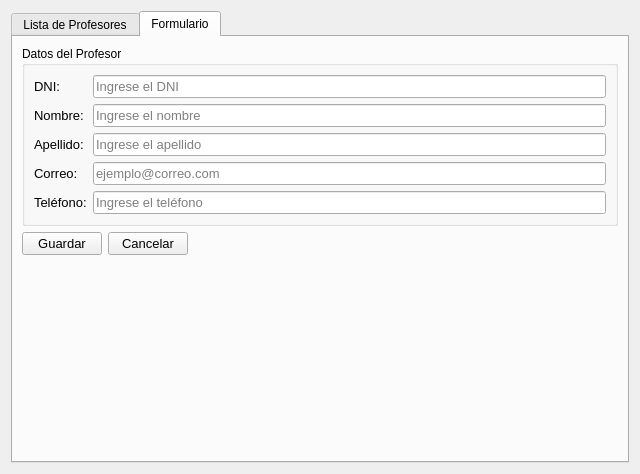
Qt form ui/profesores.ui (Luis-hub-sourse/PROYECTO-MASIVO-TEST) before a commit.
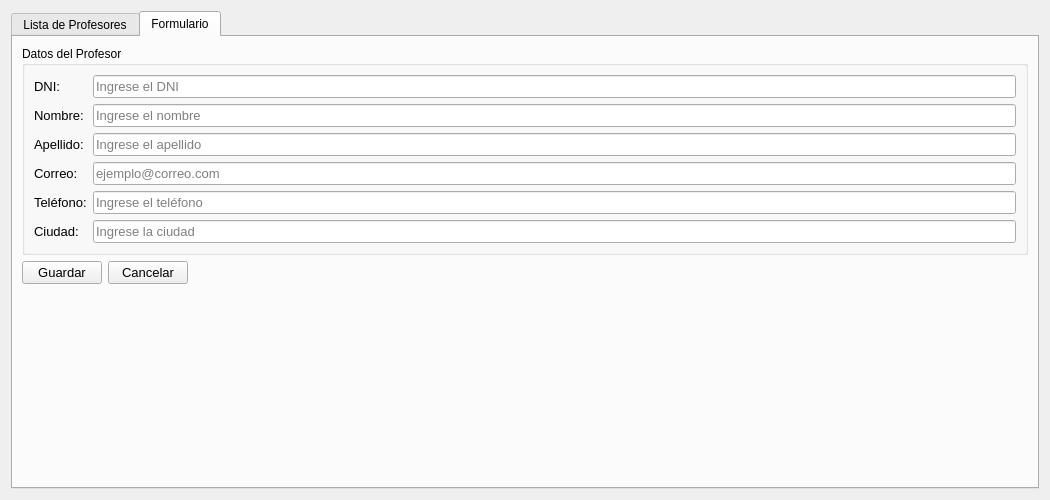
The same form after that commit. The open tabs and pages were chosen to show the change.

The edit to the form file:
```diff
--- a/ui/profesores.ui
+++ b/ui/profesores.ui
@@ -6,8 +6,8 @@
    <rect>
     <x>0</x>
     <y>0</y>
-    <width>640</width>
-    <height>474</height>
+    <width>1050</width>
+    <height>500</height>
    </rect>
   </property>
   <property name="minimumSize">
@@ -66,6 +66,11 @@
            <string>Teléfono</string>
           </property>
          </column>
+         <column>
+          <property name="text">
+           <string>Ciudad</string>
+          </property>
+         </column>
         </widget>
        </item>
        <item>
@@ -227,7 +232,7 @@
             </property>
            </widget>
           </item>
-          <item row="4" column="0">
+          <item row="5" column="0">
            <widget class="QLabel" name="label_5">
             <property name="font">
              <font>
@@ -235,7 +240,19 @@
              </font>
             </property>
             <property name="text">
-             <string>Teléfono:</string>
+             <string>Ciudad:</string>
+            </property>
+           </widget>
+          </item>
+          <item row="5" column="1">
+           <widget class="QLineEdit" name="txtCiudad">
+            <property name="font">
+             <font>
+              <pointsize>10</pointsize>
+             </font>
+            </property>
+            <property name="placeholderText">
+             <string>Ingrese la ciudad</string>
             </property>
            </widget>
           </item>
@@ -246,11 +263,26 @@
               <pointsize>10</pointsize>
              </font>
             </property>
+            <property name="readOnly">
+             <bool>false</bool>
+            </property>
             <property name="placeholderText">
              <string>Ingrese el teléfono</string>
             </property>
            </widget>
           </item>
+          <item row="4" column="0">
+           <widget class="QLabel" name="label_6">
+            <property name="font">
+             <font>
+              <pointsize>10</pointsize>
+             </font>
+            </property>
+            <property name="text">
+             <string>Teléfono:</string>
+            </property>
+           </widget>
+          </item>
          </layout>
         </widget>
        </item>
```
